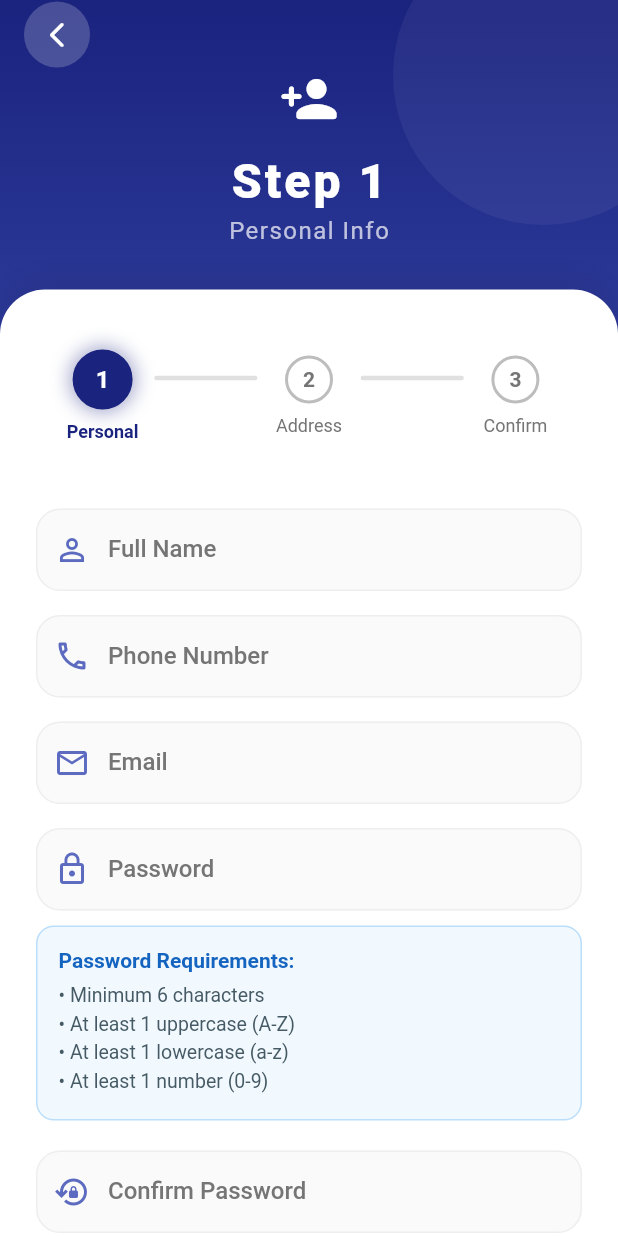
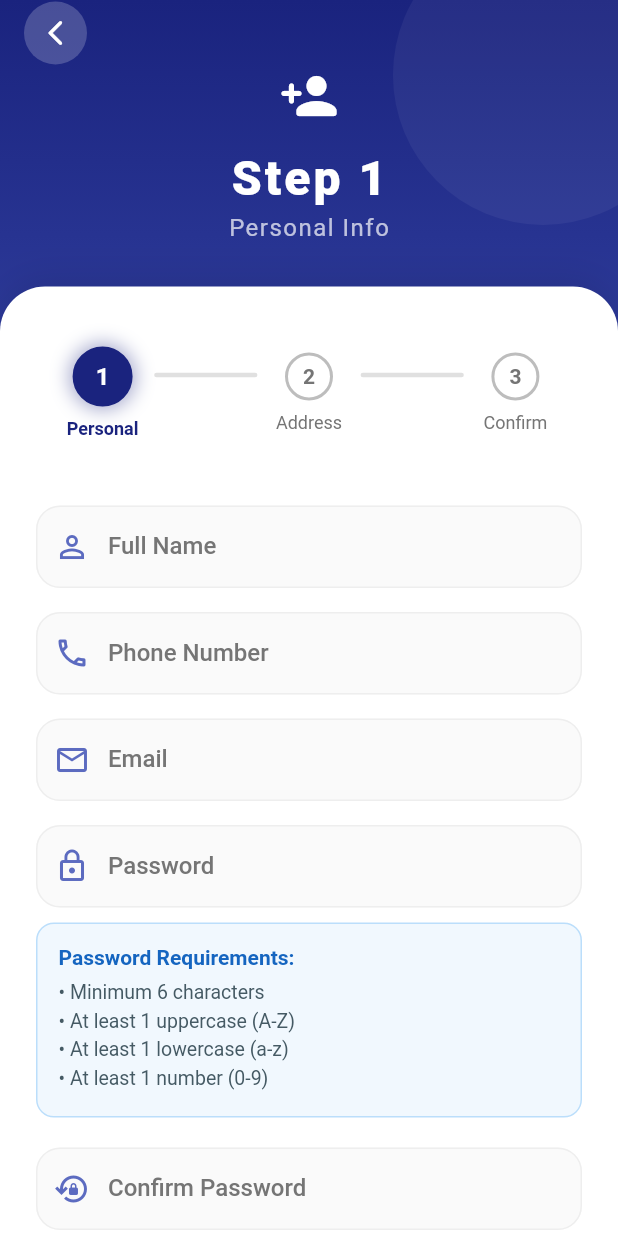
Before and after one commit to AYTALHINAI/dobi, a Flutter app: the UserRegisterStep1 screen opened by its route, after a tap on the "arrow back ios new" icon, after a tap on "User", on a phone screen of 412 x 824 dp. Run offline on Flutter 3.47's test engine with Material 3 defaults, Android fonts, the phone set to English and light mode, and no system bars; our stand-ins replace cloud_firestore, firebase_auth, firebase_core, firebase_storage, fluttertoast, geolocator and 4 more; missing offline and left inert: mailer; accounts and stored records are empty.

Commit message:
Small Changes in alignment
Fixed some alignments

```diff
--- a/lib/screens/auth/forgot_password_page.dart
+++ b/lib/screens/auth/forgot_password_page.dart
@@ -139,7 +139,7 @@ class _ForgotPasswordPageState extends State<ForgotPasswordPage> {
                               backgroundColor: Colors.white.withOpacity(0.2),
                               child: IconButton(
                                 icon: const Icon(Icons.arrow_back_ios_new_rounded,
-                                    color: Colors.white, size: 20),
+                                    color: Colors.white, size: 21),
                                 onPressed: () {
                                   // Close keyboard smoothly first
                                   FocusScope.of(context).unfocus();
--- a/lib/screens/auth/login_page.dart
+++ b/lib/screens/auth/login_page.dart
@@ -210,7 +210,7 @@ class _LoginPageState extends State<LoginPage> {
                         ],
                       ),
                     ),
-                    const SizedBox(height: 40),
+                    const SizedBox(height: 41),
 
                     // LOGIN FORM CARD
                     Expanded(
--- a/lib/screens/auth/register_page.dart
+++ b/lib/screens/auth/register_page.dart
@@ -150,7 +150,7 @@ class _RegisterPageState extends State<RegisterPage> {
                         ],
                       ),
                     ),
-                    const SizedBox(height: 30),
+                    const SizedBox(height: 31),
 
                     // WHITE CARD CONTENT
                     Expanded(
--- a/lib/screens/auth/user/user_register_step1.dart
+++ b/lib/screens/auth/user/user_register_step1.dart
@@ -87,7 +87,7 @@ class _UserRegisterStep1State extends State<UserRegisterStep1> {
                         child: Row(
                           children: [
                             CircleAvatar(
-                              radius: 22,
+                              radius: 21,
                               backgroundColor: Colors.white.withOpacity(0.2),
                               child: IconButton(
                                 icon: const Icon(Icons.arrow_back_ios_new_rounded,
```
